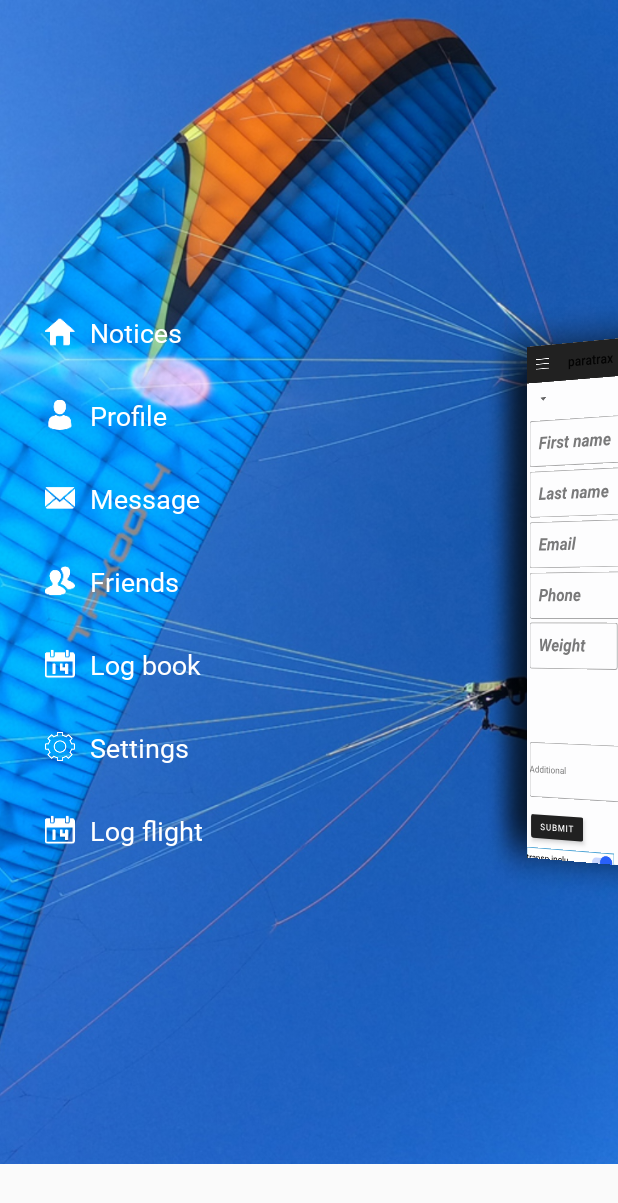
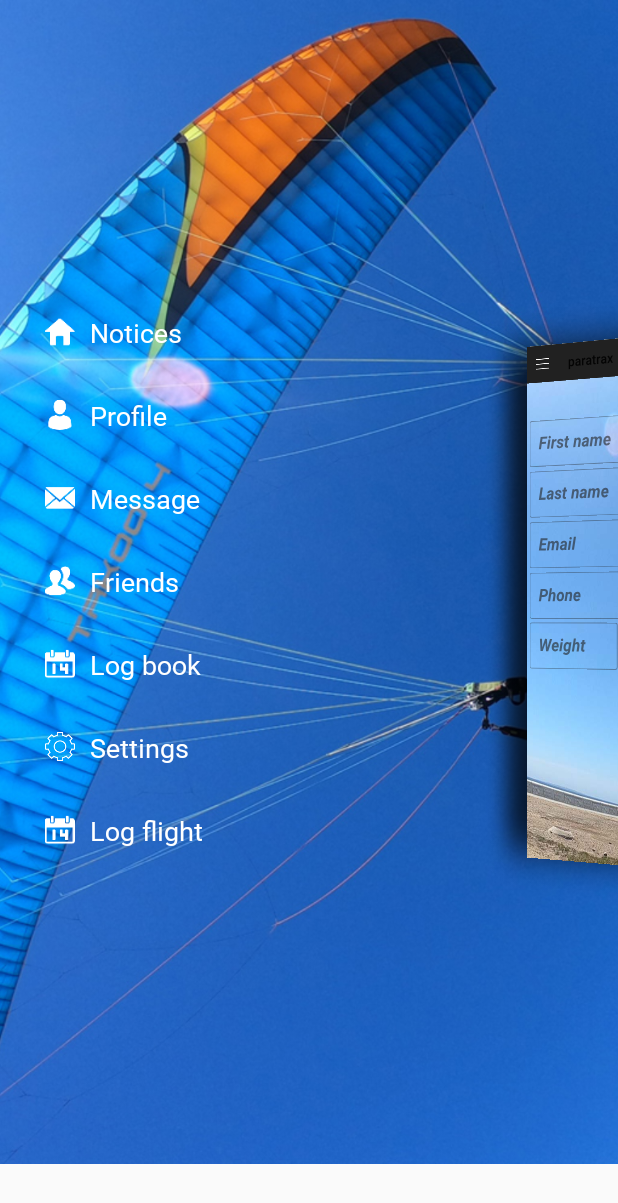
Before and after one commit to nigelfrith/Paratrax_rv3, an Android app: the fragment Quick_Log_Fragment placed in its activity, on a phone screen of 412 x 824 dp. Shown: the top 1203 px of the screen. Run offline under Robolectric (Android 15) with nearby library versions, the phone set to English and light mode, and no system bars; our stand-ins replace Firebase (no records; nobody signed in at launch, a user with empty details on screens opened directly); libraries missing offline, so code that uses them is left out: com.jaredrummler.materialspinner; plain views replace MaterialSpinner; 7 statements that could not run were skipped.

Commit message:
commit 6

```diff
--- a/src/main/java/com/altitude/paratrax/Fragments/Quick_Log_Fragment.java
+++ b/src/main/java/com/altitude/paratrax/Fragments/Quick_Log_Fragment.java
@@ -10,8 +10,8 @@
 import android.widget.CheckBox;
 import android.widget.EditText;
 import android.widget.Spinner;
-import android.widget.Switch;
 import android.widget.Toast;
+
 import androidx.appcompat.widget.Toolbar;
 
 import androidx.annotation.NonNull;
@@ -27,7 +27,6 @@
 import com.altitude.paratrax.Quick_Log_RecyclerViewHolder;
 import com.altitude.paratrax.Models.Quick_Log_ViewModel;
 import com.altitude.paratrax.R;
-import com.altitude.paratrax.ResideMenu.ResideMenu;
 import com.firebase.ui.database.FirebaseRecyclerAdapter;
 import com.firebase.ui.database.FirebaseRecyclerOptions;
 import com.google.android.material.snackbar.Snackbar;
@@ -60,8 +59,8 @@
     ArrayAdapter<CharSequence> adapter;
 
     private EditText txt_fname, txt_lname, txt_weight, txt_pax_age, txt_email, txt_phone, txt_additional;
-    private CheckBox chk_medical, chk_disability; //, chk_pics, chk_sherpa, chk_transport, chk_sd_given;
-    private Switch chk_pics, chk_sherpa, chk_transport, chk_sd_given;
+    private CheckBox chk_medical, chk_disability, chk_baggage, chk_pics, chk_sherpa, chk_transport, chk_sd_given, chk_packing;
+    //  private Switch chk_pics, chk_sherpa, chk_transport, chk_sd_given;
     private Button btn_Quick_Log_Post;
     private Spinner comp_spinner, loc_spinner;
 
@@ -118,7 +117,7 @@
     @Override
     public View onCreateView(@NonNull LayoutInflater inflater, @Nullable ViewGroup container,
                              @Nullable Bundle savedInstanceState) {
-          view = inflater.inflate(R.layout.fragment_quick__log, container, false);
+        view = inflater.inflate(R.layout.fragment_quick__log, container, false);
         setupToolbar(view);
         return view;
     }
@@ -126,17 +125,18 @@
     public void setupToolbar(View v) {
         Toolbar toolbar = v.findViewById(R.id.app_bar);
         AppCompatActivity appCompatActivity = (AppCompatActivity) getActivity();
-        if(appCompatActivity != null)
+        if (appCompatActivity != null)
             appCompatActivity.setSupportActionBar(toolbar);
 
 
     }
+
     @Override
     public void onViewCreated(@NonNull View view, @Nullable Bundle savedInstanceState) {
         super.onViewCreated(view, savedInstanceState);
 
-      //  comp_spinner = (Spinner) view.findViewById(R.id.mv_spinner_company);
-      //  loc_spinner = (Spinner) view.findViewById(R.id.spinner_locations_array);
+        //  comp_spinner = (Spinner) view.findViewById(R.id.mv_spinner_company);
+        //  loc_spinner = (Spinner) view.findViewById(R.id.spinner_locations_array);
         txt_fname = (EditText) view.findViewById(R.id.txt_fname);
         txt_lname = (EditText) view.findViewById(R.id.txt_lname);
         txt_weight = (EditText) view.findViewById(R.id.txt_weight);
@@ -146,9 +146,12 @@
         txt_additional = (EditText) view.findViewById(R.id.txt_additional);
         chk_medical = (CheckBox) view.findViewById(R.id.chk_medical);
         chk_disability = (CheckBox) view.findViewById(R.id.chk_disability);
-        chk_pics = (Switch) view.findViewById(R.id.chk_pics);
-        chk_sherpa = (Switch) view.findViewById(R.id.chk_sherpa);
-        chk_transport = (Switch) view.findViewById(R.id.chk_transport);
+        chk_baggage = (CheckBox) view.findViewById(R.id.chk_baggage);
+        chk_pics = (CheckBox) view.findViewById(R.id.chk_pics);
+        chk_sherpa = (CheckBox) view.findViewById(R.id.chk_sherpa);
+        chk_transport = (CheckBox) view.findViewById(R.id.chk_transport);
+        chk_packing = (CheckBox) view.findViewById(R.id.chk_packing);
+        chk_sd_given = (CheckBox) view.findViewById(R.id.chk_sd_given);
         btn_Quick_Log_Post = (Button) view.findViewById(R.id.btn_Quick_Log_Post);
 
         //Firebase db change listener
@@ -180,19 +183,21 @@
         });
 
         MaterialSpinner co_spinner = (MaterialSpinner) view.findViewById(R.id.mv_spinner_company);
-        co_spinner.setItems("Parapax", "CTTP", "Fly Cape Town", "CTTA", "Tandem Flight Company","Hi-5","Paraglide South Africa","SkyWings","TITS",
-                "Para Taxi","Icarus");
+        co_spinner.setItems("Parapax", "CTTP", "Fly Cape Town", "CTTA", "Tandem Flight Company", "Hi-5", "Paraglide South Africa", "SkyWings", "TITS",
+                "Para Taxi", "Icarus");
         co_spinner.setOnItemSelectedListener(new MaterialSpinner.OnItemSelectedListener<String>() {
 
-            @Override public void onItemSelected(MaterialSpinner view, int position, long id, String item) {
+            @Override
+            public void onItemSelected(MaterialSpinner view, int position, long id, String item) {
                 Snackbar.make(view, " " + item + " selected", Snackbar.LENGTH_LONG).show();
             }
         });
         MaterialSpinner loc_spinner = (MaterialSpinner) view.findViewById(R.id.mv_spinner_location);
-        loc_spinner.setItems("Signal Hill", "Lions Head");
+        loc_spinner.setItems("Signal Hill", "Lions Head", "Other");
         loc_spinner.setOnItemSelectedListener(new MaterialSpinner.OnItemSelectedListener<String>() {
 
-            @Override public void onItemSelected(MaterialSpinner view, int position, long id, String item) {
+            @Override
+            public void onItemSelected(MaterialSpinner view, int position, long id, String item) {
                 Snackbar.make(view, " " + item + " selected", Snackbar.LENGTH_LONG).show();
             }
         });
@@ -210,28 +215,38 @@
         String age = txt_pax_age.getText().toString();
         String email = txt_email.getText().toString();
         String phone = txt_phone.getText().toString();
-
+        String additional = txt_additional.getText().toString();
         boolean hasMedical = chk_medical.isChecked();
-        boolean hasDisability = chk_disability.isAccessibilityFocused();
-
-        String additional = txt_additional.getText().toString();
-
+        boolean hasDisability = chk_disability.isChecked();
+        boolean hasTransport = chk_transport.isChecked();
+        boolean hasBaggage = chk_baggage.isChecked();
+        boolean hasPics = chk_pics.isChecked();
+        boolean hasSherpa = chk_sherpa.isChecked();
+        boolean hasPacking = chk_packing.isChecked();
+        boolean hasSDGiven = chk_sd_given.isChecked();
 
         Long tsLong = System.currentTimeMillis() / 1000;
         String dateTime = tsLong.toString();
 
-        Quick_Log Quick_Log = new Quick_Log(fname, lname, weight, age, email, phone, additional, hasMedical, hasDisability, mUserId, dateTime);
+        Quick_Log Quick_Log = new Quick_Log(fname, lname, weight, age, email, phone, additional,
+                hasMedical, hasDisability, hasTransport, hasBaggage, hasPics, hasSherpa, hasPacking, hasSDGiven,
+                mUserId, dateTime);
 
-        //adding the below !=0 to prevent blank entries. needed for update and delete
-        //but not sure that shouldnt be done on layout logic..think that should be the case.
         if (fname.length() != 0 && lname.length() != 0) {
 
-            //databaseReference.push().setValue(Quick_Log); //create unique id for content
-            databaseReference.child("Quick_log").child(mUserId).push().setValue(Quick_Log, new DatabaseReference.CompletionListener() {
+            databaseReference.child("Quick_log").child(mUserId).push();
+//            String key = databaseReference.getKey();
+//            if (key == null) {
+//
+//                SetDb();
+//                key = mUserId;
+//                databaseReference.child("Quick_log").child(key).push();
+//
+//            }
+
+            databaseReference.child("Quick_log").child(mUserId).setValue(Quick_Log, new DatabaseReference.CompletionListener() {
                 @Override
                 public void onComplete(@Nullable DatabaseError databaseError, @NonNull DatabaseReference databaseReference) {
-
-
                     ////clear required fields
 //                    txt_fname.setText("");
 //                    txt_lname.setText("");
@@ -240,25 +255,17 @@
 //                    txt_phone.setText("");
 //                    txt_pax_age.setText("");
 //                    txt_weight.setText("");
-
-
-                    Toast.makeText(getActivity(), "Quick log entry added.", Toast.LENGTH_SHORT).show();
-
-
+                    Toast.makeText(getActivity(), "Logbook entry added.", Toast.LENGTH_LONG).show();
                     // //Restart the fragmant
                     ReplaceCurrentFragment();
-
-
                     ////Change to logbook fragment onComplete
                     // changeFragment(new Full_Logbook_Fragment());
-
-
                 }
             });
+
         }
 
     }
-
 
     @RequiresApi(api = Build.VERSION_CODES.N)
     @Override
--- a/src/main/res/layout/fragment_quick__log.xml
+++ b/src/main/res/layout/fragment_quick__log.xml
@@ -1,4 +1,5 @@
 <?xml version="1.0" encoding="UTF-8"?>
+
 
 <LinearLayout xmlns:android="http://schemas.android.com/apk/res/android"
     xmlns:app="http://schemas.android.com/apk/res-auto"
@@ -6,9 +7,10 @@
     android:id="@+id/frameLayout"
     android:layout_width="match_parent"
     android:layout_height="match_parent"
-    android:background="#FDFDFE"
+    android:background="@drawable/gathering_lines"
     android:orientation="vertical"
     android:fitsSystemWindows="true"
+    android:animateLayoutChanges="true"
     tools:context=".Fragments.Quick_Log_Fragment">
 
     <com.google.android.material.appbar.AppBarLayout
@@ -29,10 +31,15 @@
         android:layout_height="wrap_content"
         tools:context=".Fragments.Quick_Log_Fragment">
 
+
+
+
         <androidx.appcompat.widget.LinearLayoutCompat
             android:layout_width="match_parent"
             android:layout_height="wrap_content"
             android:orientation="vertical">
+
+
 
             <LinearLayout
                 android:layout_width="match_parent"
@@ -44,18 +51,30 @@
 
                     <com.jaredrummler.materialspinner.MaterialSpinner
                         android:id="@+id/mv_spinner_company"
-                        android:layout_width="wrap_content"
+                        android:layout_width="250dp"
                         android:layout_height="match_parent"
                         android:layout_marginStart="5dp"
+
+                        android:textSize="16dp"
+                        android:fontFamily="Roboto-LightItalic"
+                        android:textStyle="bold|italic"
+                        android:typeface="monospace"
+
                         app:layout_constraintBottom_toBottomOf="parent"
                         app:layout_constraintStart_toStartOf="parent"
                         app:layout_constraintTop_toTopOf="parent" />
 
                     <com.jaredrummler.materialspinner.MaterialSpinner
                         android:id="@+id/mv_spinner_location"
-                        android:layout_width="wrap_content"
+                        android:layout_width="150dp"
                         android:layout_height="match_parent"
                         android:layout_marginEnd="5dp"
+
+                        android:fontFamily="Roboto-LightItalic"
+                        android:textSize="16dp"
+                        android:textStyle="bold|italic"
+                        android:typeface="monospace"
+
                         app:layout_constraintBottom_toBottomOf="parent"
                         app:layout_constraintEnd_toEndOf="parent"
                         app:layout_constraintTop_toTopOf="parent" />
@@ -254,6 +273,63 @@
                 android:focusable="auto"
                 android:hint="Disability">
             </com.google.android.material.checkbox.MaterialCheckBox>
+            <com.google.android.material.checkbox.MaterialCheckBox
+                android:id="@+id/chk_baggage"
+                android:layout_width="match_parent"
+                android:layout_height="wrap_content"
+                android:focusable="auto"
+                android:hint="Baggage">
+            </com.google.android.material.checkbox.MaterialCheckBox>
+
+
+
+
+
+
+
+            <com.google.android.material.checkbox.MaterialCheckBox
+                android:id="@+id/chk_transport"
+                android:layout_width="match_parent"
+                android:layout_height="wrap_content"
+                android:focusable="auto"
+                android:hint="Transportationn included">
+            </com.google.android.material.checkbox.MaterialCheckBox>
+
+            <com.google.android.material.checkbox.MaterialCheckBox
+                android:id="@+id/chk_pics"
+                android:layout_width="match_parent"
+                android:layout_height="wrap_content"
+                android:focusable="auto"
+                android:hint="Pictures">
+            </com.google.android.material.checkbox.MaterialCheckBox>
+
+
+            <com.google.android.material.checkbox.MaterialCheckBox
+                android:id="@+id/chk_sherpa"
+                android:layout_width="match_parent"
+                android:layout_height="wrap_content"
+                android:focusable="auto"
+                android:hint="Sherpa">
+            </com.google.android.material.checkbox.MaterialCheckBox>
+            <com.google.android.material.checkbox.MaterialCheckBox
+                android:id="@+id/chk_packing"
+                android:layout_width="match_parent"
+                android:layout_height="wrap_content"
+                android:focusable="auto"
+                android:hint="Packing included">
+            </com.google.android.material.checkbox.MaterialCheckBox>
+            <com.google.android.material.checkbox.MaterialCheckBox
+                android:id="@+id/chk_sd_given"
+                android:layout_width="match_parent"
+                android:layout_height="wrap_content"
+                android:focusable="auto"
+                android:hint="Sd card given">
+            </com.google.android.material.checkbox.MaterialCheckBox>
+
+
+
+
+
 
             <com.google.android.material.textfield.TextInputLayout
                 style="@style/Widget.MaterialComponents.TextInputLayout.OutlinedBox"
@@ -264,33 +340,13 @@
                 android:layout_marginEnd="5dp"
                 android:hint="@string/txt_additional"
                 android:textAlignment="textStart">
-
                 <MultiAutoCompleteTextView
                     android:id="@+id/txt_additional"
                     android:layout_width="match_parent"
                     android:layout_height="match_parent"
                     android:lines="5"
                     android:textSize="14sp"></MultiAutoCompleteTextView>
-
             </com.google.android.material.textfield.TextInputLayout>
-
-
-
-
-
-<!--            <CheckBox-->
-<!--                android:id="@+id/chk_medical"-->
-<!--                android:layout_width="150dp"-->
-<!--                android:layout_height="30dp"-->
-<!--                android:background="@drawable/rectangle_back"-->
-<!--                android:focusable="auto"-->
-<!--                android:hint="Medical condition"-->
-<!--                />-->
-
-
-
-
-
 
 
 
@@ -310,165 +366,11 @@
            />
 
 
+<androidx.appcompat.widget.LinearLayoutCompat
+    android:layout_width="match_parent"
+    android:layout_height="300dp"></androidx.appcompat.widget.LinearLayoutCompat>
 
 
-
-
-
-
-
-
-<!--            <EditText-->
-<!--                android:id="@+id/txt_additional"-->
-<!--                android:layout_width="197dp"-->
-<!--                android:layout_height="174dp"-->
-<!--                android:layout_marginStart="32dp"-->
-<!--                android:layout_marginTop="2dp"-->
-<!--                android:layout_marginBottom="8dp"-->
-<!--                android:background="@drawable/rectangle_back"-->
-<!--                android:backgroundTintMode="screen"-->
-<!--                android:hint=" Notes"-->
-<!--                android:inputType="textMultiLine"-->
-<!--                android:nextFocusDown="@+id/btn_Quick_Log_Post"-->
-<!--                android:nextFocusForward="@+id/btn_Quick_Log_Post"-->
-<!--                android:scrollbarFadeDuration="5"-->
-<!--                android:scrollbarSize="10dp"-->
-<!--                android:scrollbarStyle="insideInset"-->
-<!--                android:scrollbars="vertical"-->
-<!--                android:selectAllOnFocus="false"-->
-<!--                android:visibility="visible"-->
-<!--          />-->
-
-
-
-            <Switch
-                android:id="@+id/chk_transport"
-                android:layout_width="150dp"
-                android:layout_height="30dp"
-                android:layout_marginTop="8dp"
-                android:background="@drawable/rectangle_back"
-                android:checked="true"
-                android:focusable="auto"
-                android:hapticFeedbackEnabled="true"
-                android:text="transp inclu"
-          />
-
-
-            <Switch
-                android:id="@+id/chk_pics"
-                android:layout_width="150dp"
-                android:layout_height="30dp"
-                android:background="@drawable/rectangle_back"
-                android:checked="true"
-                android:focusable="auto"
-                android:hapticFeedbackEnabled="true"
-                android:nextFocusForward="@+id/txt_additional"
-                android:soundEffectsEnabled="true"
-                android:switchMinWidth="60dp"
-                android:text="pictures"
-       />
-
-            <Switch
-                android:id="@+id/chk_sherpa"
-                android:layout_width="150dp"
-                android:layout_height="30dp"
-                android:layout_marginTop="8dp"
-                android:background="@drawable/rectangle_back"
-                android:checked="true"
-                android:clickable="true"
-                android:enabled="true"
-                android:hapticFeedbackEnabled="true"
-                android:switchMinWidth="60dp"
-                android:text="sherpa"
-            />
-
-            <Switch
-                android:id="@+id/chk_packing"
-                android:layout_width="150dp"
-                android:layout_height="30dp"
-                android:layout_marginTop="10dp"
-                android:background="@drawable/rectangle_back"
-                android:text="pack inclu"
-   />
-
-            <Switch
-                android:id="@+id/chk_sd_given"
-                android:layout_width="150dp"
-                android:layout_height="30dp"
-                android:layout_marginTop="10dp"
-                android:background="@drawable/rectangle_back"
-                android:text="sd given"
-        />
-
-            <TextView
-                android:id="@+id/textView5"
-                android:layout_width="wrap_content"
-                android:layout_height="20dp"
-                android:layout_marginStart="8dp"
-                android:layout_marginTop="5dp"
-                android:background="@drawable/rectangle_back_extended"
-                android:paddingLeft="2dp"
-                android:paddingRight="2dp"
-                android:text="Pax"
-               />
-
-            <TextView
-                android:id="@+id/textView6"
-                android:layout_width="wrap_content"
-                android:layout_height="wrap_content"
-                android:layout_marginTop="8dp"
-                android:text="flight info"
-          />
-
-            <TextView
-                android:id="@+id/textView4"
-                android:layout_width="wrap_content"
-                android:layout_height="wrap_content"
-                android:layout_marginTop="56dp"
-                android:text="Flight Info"
-            />
-
-            <View
-                android:id="@+id/left_divider2"
-                android:layout_width="0dp"
-                android:layout_height="1dp"
-                android:background="@color/colorPrimary"
-          />
-
-            <View
-                android:id="@+id/right_divider2"
-                android:layout_width="0dp"
-                android:layout_height="1dp"
-                android:background="@color/colorPrimary"
-/>
-
-            <View
-                android:id="@+id/left_divider3"
-                android:layout_width="0dp"
-                android:layout_height="1dp"
-                android:background="@color/colorPrimary"
-           />
-
-            <View
-                android:id="@+id/right_divider3"
-                android:layout_width="0dp"
-                android:layout_height="1dp"
-                android:background="@color/colorPrimary"
-                />
-
-            <View
-                android:id="@+id/left_divider4"
-                android:layout_width="0dp"
-                android:layout_height="1dp"
-                android:background="@color/colorPrimary"
-               />
-
-            <View
-                android:id="@+id/right_divider4"
-                android:layout_width="0dp"
-                android:layout_height="1dp"
-                android:background="@color/colorPrimary"
-       />
 
 
 
```
Also changed, not shown: src/main/java/com/altitude/paratrax/Classes/Quick_Log.java (+103 -16 lines), src/main/res/drawable-xxxhdpi/sunset_camps.JPG (added), src/main/res/drawable/gathering_lines.jpg (added).
